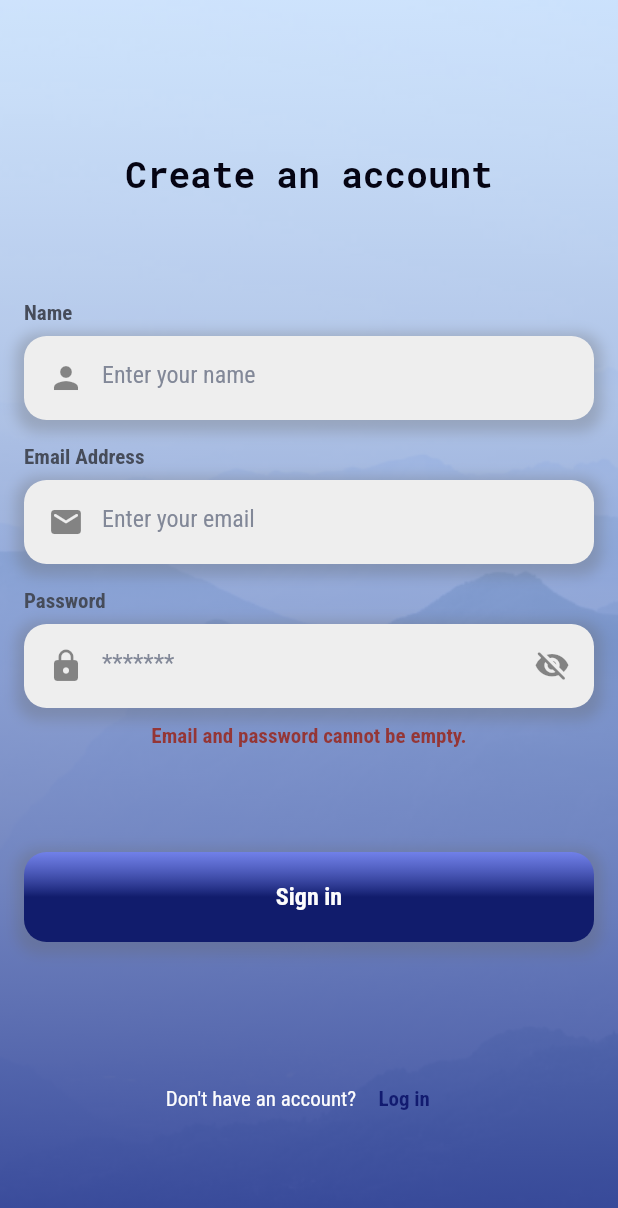
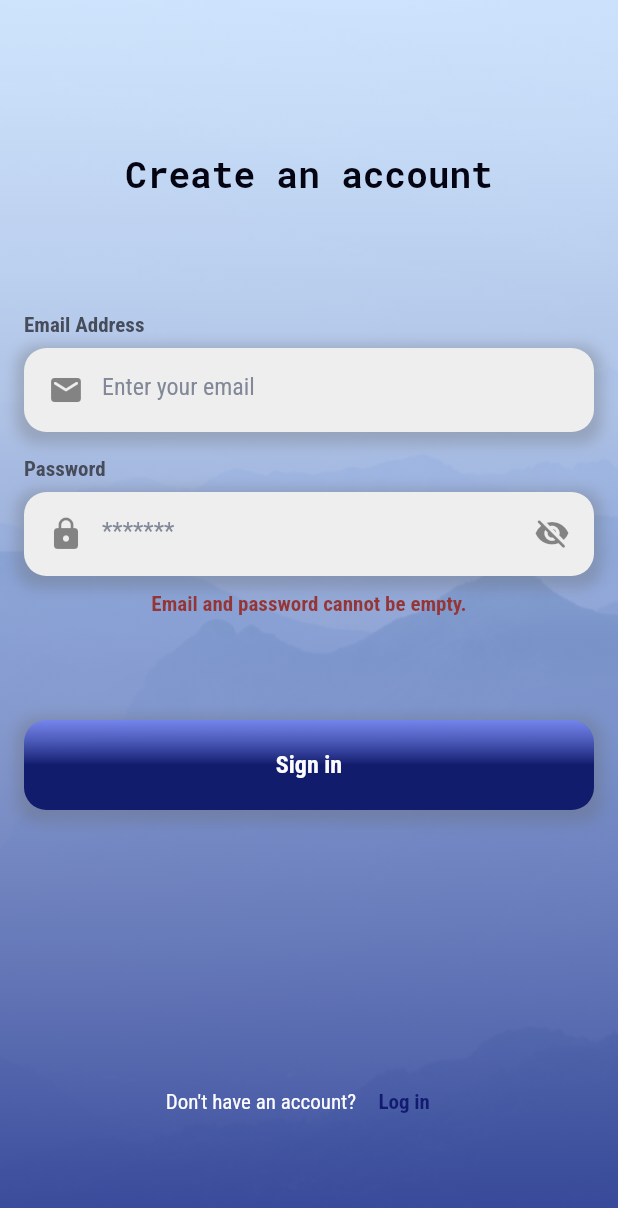
Before and after one commit to sandrakrupa/planner, a Flutter app: the screen it shows after launch, after a tap on "Sign in", after a tap on "Sign up", on a phone screen of 412 x 824 dp. Shown: the top 1208 px of the screen. Run offline on Flutter 3.47's test engine with Material 2 defaults, Android fonts, the phone set to English and light mode, and no system bars; our stand-ins replace firebase_auth, firebase_core, flashy_tab_bar2, google_fonts, image_picker, table_calendar and 1 more; accounts and stored records are empty; generated files the repository leaves out were written again; network calls fail.

Commit message:
remove the "Name" input from registration

```diff
--- a/lib/main.dart
+++ b/lib/main.dart
@@ -56,7 +56,7 @@ class RootPage extends StatelessWidget {
         if (user == null) {
           return LoginPage();
         }
-        return SettingsPage(userName: user.displayName ?? 'Gość');
+        return UserPage(userName: user.displayName ?? 'Gość');
       },
     );
   }
--- a/lib/screens/home/home page/calendar content/calendar_page_content.dart
+++ b/lib/screens/home/home page/calendar content/calendar_page_content.dart
@@ -290,11 +290,6 @@ class _CalendarPageContentState extends State<CalendarPageContent> {
                     });
                   },
                 ),
-                // onLongPress: () {
-                //   setState(() {
-                //     tasks[index].isSelected = false;
-                //   });
-                // },
               );
             },
           ),
--- a/lib/screens/login and registration/login_page.dart
+++ b/lib/screens/login and registration/login_page.dart
@@ -76,23 +76,6 @@ class _LoginPageState extends State<LoginPage> {
                   height: 60,
                 ),
                 if (_isRegistration)
-                  const TextOverInputWidget(inputString: 'Name'),
-                if (_isRegistration)
-                  ContainerInputDecorationWidget(
-                    child: Padding(
-                      padding: const EdgeInsets.all(4.0),
-                      child: TextField(
-                        controller: widget.usernameController,
-                        decoration: InputDecoration(
-                          hintText: 'Enter your name',
-                          hintStyle: textMDregulargrey300,
-                          border: InputBorder.none,
-                          prefixIcon: const Icon(Icons.person),
-                        ),
-                      ),
-                    ),
-                  ),
-                if (_isRegistration)
                   const SizedBox(
                     height: 8,
                   ),
@@ -152,8 +135,8 @@ class _LoginPageState extends State<LoginPage> {
                   errorMessage,
                   style: textSMboldred,
                 )),
-                SizedBox(
-                  height: _isRegistration ? 70 : 70,
+                const SizedBox(
+                  height: 70,
                 ),
                 NavyBlueElevatedButton1(
                   onPressed: () async {
@@ -166,27 +149,10 @@ class _LoginPageState extends State<LoginPage> {
                         });
                       } else {
                         try {
-                          final userCredential = await FirebaseAuth.instance
+                          await FirebaseAuth.instance
                               .createUserWithEmailAndPassword(
                             email: widget.emailController.text.trim(),
                             password: widget.passwordController.text.trim(),
-                          );
-                          final user = userCredential.user;
-                          // User? user = FirebaseAuth.instance.currentUser;
-                          if (user != null) {
-                            final userName =
-                                widget.usernameController.text.trim();
-                            await user.updateDisplayName(
-                              userName,
-                            );
-                          }
-                          Navigator.pushReplacement(
-                            context,
-                            MaterialPageRoute(
-                              builder: (context) => SettingsPage(
-                                userName: widget.usernameController.text.trim(),
-                              ),
-                            ),
                           );
                         } on FirebaseAuthException catch (e) {
                           setState(() {
@@ -234,7 +200,7 @@ class _LoginPageState extends State<LoginPage> {
                   buttonWidth: double.infinity,
                 ),
                 SizedBox(
-                  height: _isRegistration ? 80 : 180,
+                  height: _isRegistration ? 170 : 180,
                 ),
                 Row(
                   mainAxisAlignment: MainAxisAlignment.center,
```
Also changed, not shown: lib/screens/home/home page/settings_page.dart (+6 -6 lines).
